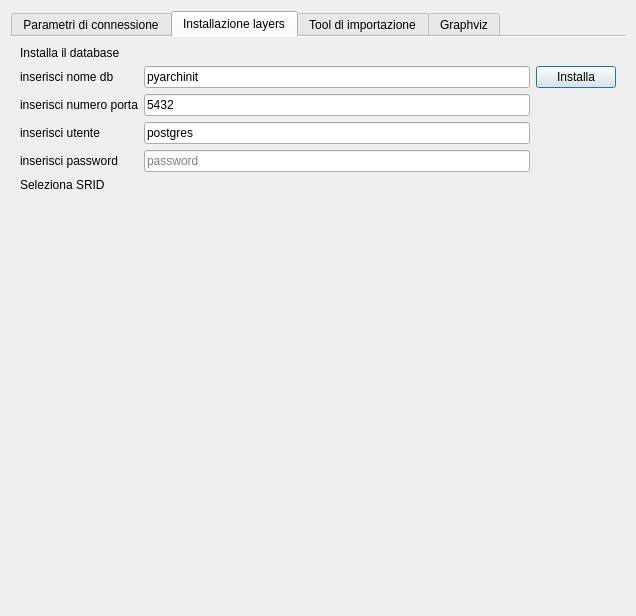
Before: the Qt Designer form gui/ui/pyarchinitConfigDialog.ui in pyarchinit/pyarchinit, drawn with Qt 5.
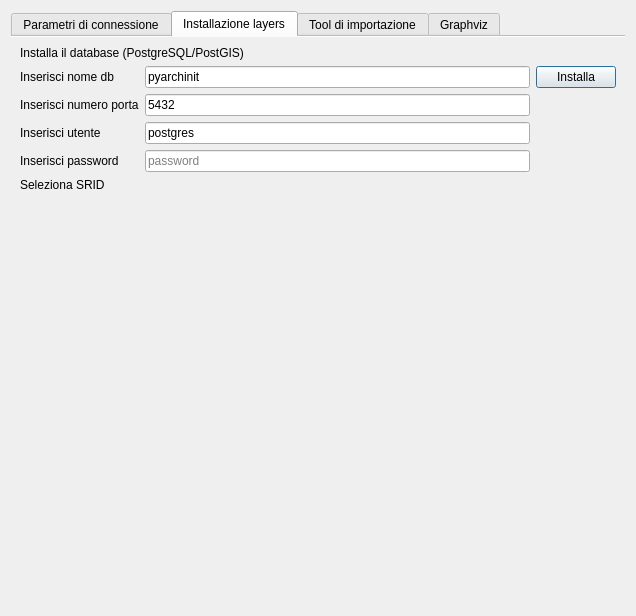
After: the same form once the commit is applied. The open tabs and pages were chosen to show the change. Icons and pictures are not drawn. Custom widgets are drawn as their Qt base class.

Patch:
```diff
--- a/gui/ui/pyarchinitConfigDialog.ui
+++ b/gui/ui/pyarchinitConfigDialog.ui
@@ -320,7 +320,7 @@
        <item row="0" column="0">
         <widget class="QLabel" name="label_6">
          <property name="text">
-          <string>Installa il database</string>
+          <string>Installa il database (PostgreSQL/PostGIS)</string>
          </property>
         </widget>
        </item>
@@ -342,7 +342,7 @@
             <string>&lt;html&gt;&lt;head/&gt;&lt;body&gt;&lt;p&gt;&lt;span style=&quot; font-size:10pt;&quot;&gt;puoi inserire il numero di porta differente&lt;/span&gt;&lt;/p&gt;&lt;/body&gt;&lt;/html&gt;</string>
            </property>
            <property name="text">
-            <string>inserisci password</string>
+            <string>Inserisci password</string>
            </property>
           </widget>
          </item>
@@ -352,7 +352,7 @@
             <string>&lt;html&gt;&lt;head/&gt;&lt;body&gt;&lt;p&gt;&lt;span style=&quot; font-size:10pt;&quot;&gt;puoi inserire il numero di porta differente&lt;/span&gt;&lt;/p&gt;&lt;/body&gt;&lt;/html&gt;</string>
            </property>
            <property name="text">
-            <string>inserisci utente</string>
+            <string>Inserisci utente</string>
            </property>
           </widget>
          </item>
@@ -404,7 +404,7 @@
             <string>&lt;html&gt;&lt;head/&gt;&lt;body&gt;&lt;p&gt;&lt;span style=&quot; font-size:10pt;&quot;&gt;puoi inserire il numero di porta differente&lt;/span&gt;&lt;/p&gt;&lt;/body&gt;&lt;/html&gt;</string>
            </property>
            <property name="text">
-            <string>inserisci numero porta</string>
+            <string>Inserisci numero porta</string>
            </property>
           </widget>
          </item>
@@ -434,7 +434,7 @@
             <string>&lt;html&gt;&lt;head/&gt;&lt;body&gt;&lt;p&gt;&lt;span style=&quot; font-size:10pt;&quot;&gt;Puoi inserire un nome differente da quello presente&lt;/span&gt;&lt;/p&gt;&lt;/body&gt;&lt;/html&gt;</string>
            </property>
            <property name="text">
-            <string>inserisci nome db</string>
+            <string>Inserisci nome db</string>
            </property>
           </widget>
          </item>
```
